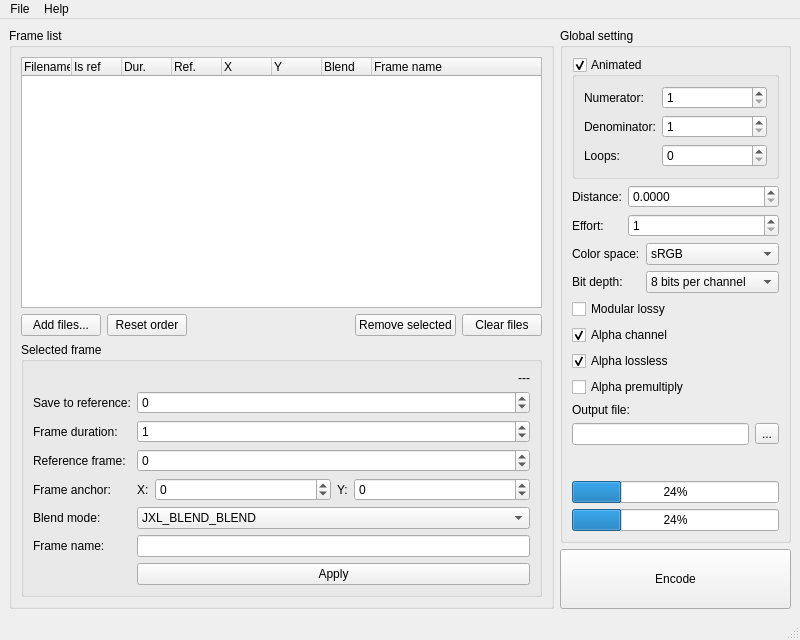
Before: the Qt Designer form mainwindow.ui in kampidh/JXL-Frame-Stitcher, drawn with Qt 5.
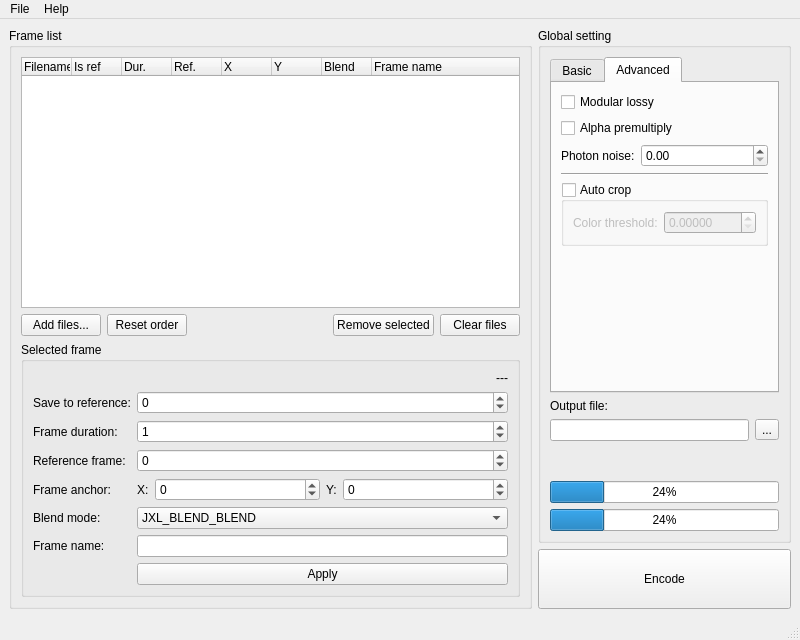
After: the same form once the commit is applied. The open tabs and pages were chosen to show the change.

Commit message: Add ability to crop frames and add photon noise

The edit to the form file:
```diff
--- a/mainwindow.ui
+++ b/mainwindow.ui
@@ -383,6 +383,16 @@
         </property>
         <layout class="QVBoxLayout" name="verticalLayout_2">
          <item>
+          <widget class="QTabWidget" name="tabWidget">
+           <property name="currentIndex">
+            <number>0</number>
+           </property>
+           <widget class="QWidget" name="tab">
+            <attribute name="title">
+             <string>Basic</string>
+            </attribute>
+            <layout class="QVBoxLayout" name="verticalLayout_6">
+             <item>
           <widget class="QGroupBox" name="isAnimatedBox">
            <property name="toolTip">
             <string>&lt;html&gt;&lt;head/&gt;&lt;body&gt;&lt;p&gt;If disabled = save as multilayered JXL&lt;/p&gt;&lt;p&gt;&lt;span style=&quot; font-weight:700;&quot;&gt;Numerator&lt;/span&gt;: frames&lt;br/&gt;&lt;span style=&quot; font-weight:700;&quot;&gt;Denominator&lt;/span&gt;: seconds&lt;br/&gt;Therefore frame/sec = numerator/denominator&lt;/p&gt;&lt;p&gt;&lt;span style=&quot; font-weight:700;&quot;&gt;Loops&lt;/span&gt;: number of loops (0 = infinite)&lt;/p&gt;&lt;/body&gt;&lt;/html&gt;</string>
@@ -550,13 +560,6 @@
            </item>
           </layout>
          </item>
-         <item>
-          <widget class="QCheckBox" name="modularLossyChk">
-           <property name="text">
-            <string>Modular lossy</string>
-           </property>
-          </widget>
-         </item>
          <item>
           <widget class="QCheckBox" name="alphaEnableChk">
            <property name="text">
@@ -580,6 +583,20 @@
            </property>
           </widget>
          </item>
+            </layout>
+           </widget>
+           <widget class="QWidget" name="tab_2">
+            <attribute name="title">
+             <string>Advanced</string>
+            </attribute>
+            <layout class="QVBoxLayout" name="verticalLayout_5">
+             <item>
+              <widget class="QCheckBox" name="modularLossyChk">
+               <property name="text">
+                <string>Modular lossy</string>
+               </property>
+              </widget>
+             </item>
          <item>
           <widget class="QCheckBox" name="alphaPremulChk">
            <property name="text">
@@ -588,6 +605,92 @@
            <property name="checked">
             <bool>false</bool>
            </property>
+              </widget>
+             </item>
+             <item>
+              <layout class="QFormLayout" name="formLayout_8">
+               <item row="0" column="0">
+                <widget class="QLabel" name="label_18">
+                 <property name="text">
+                  <string>Photon noise:</string>
+                 </property>
+                </widget>
+               </item>
+               <item row="0" column="1">
+                <widget class="QDoubleSpinBox" name="photonNoiseSpn">
+                 <property name="maximum">
+                  <double>999999.000000000000000</double>
+                 </property>
+                </widget>
+               </item>
+              </layout>
+             </item>
+             <item>
+              <widget class="Line" name="line">
+               <property name="orientation">
+                <enum>Qt::Orientation::Horizontal</enum>
+               </property>
+              </widget>
+             </item>
+             <item>
+              <widget class="QGroupBox" name="autoCropChk">
+               <property name="toolTip">
+                <string>&lt;html&gt;&lt;head/&gt;&lt;body&gt;&lt;p&gt;Enables automatic frame cropping on animated input, set the color difference threshold with the spin box.&lt;/p&gt;&lt;p&gt;&lt;span style=&quot; font-weight:700;&quot;&gt;Note&lt;/span&gt;: enabling this will also explicitly enable JXL input coalescing. Also, this might won't work properly with frames with partial transparency. This also may slow decode a little bit.&lt;/p&gt;&lt;/body&gt;&lt;/html&gt;</string>
+               </property>
+               <property name="title">
+                <string>Auto crop</string>
+               </property>
+               <property name="checkable">
+                <bool>true</bool>
+               </property>
+               <property name="checked">
+                <bool>false</bool>
+               </property>
+               <layout class="QFormLayout" name="formLayout_7">
+                <item row="0" column="0">
+                 <widget class="QLabel" name="label_17">
+                  <property name="text">
+                   <string>Color threshold:</string>
+                  </property>
+                 </widget>
+                </item>
+                <item row="0" column="1">
+                 <widget class="QDoubleSpinBox" name="autoCropTreshSpn">
+                  <property name="decimals">
+                   <number>5</number>
+                  </property>
+                  <property name="minimum">
+                   <double>0.000000000000000</double>
+                  </property>
+                  <property name="maximum">
+                   <double>0.990000000000000</double>
+                  </property>
+                  <property name="singleStep">
+                   <double>0.100000000000000</double>
+                  </property>
+                  <property name="value">
+                   <double>0.000000000000000</double>
+                  </property>
+                 </widget>
+                </item>
+               </layout>
+              </widget>
+             </item>
+             <item>
+              <spacer name="verticalSpacer_2">
+               <property name="orientation">
+                <enum>Qt::Orientation::Vertical</enum>
+               </property>
+               <property name="sizeHint" stdset="0">
+                <size>
+                 <width>20</width>
+                 <height>40</height>
+                </size>
+               </property>
+              </spacer>
+             </item>
+            </layout>
+           </widget>
           </widget>
          </item>
          <item>
```
Lines whose indentation alone changed are shown as unchanged. The commit also changes 3 other files.
